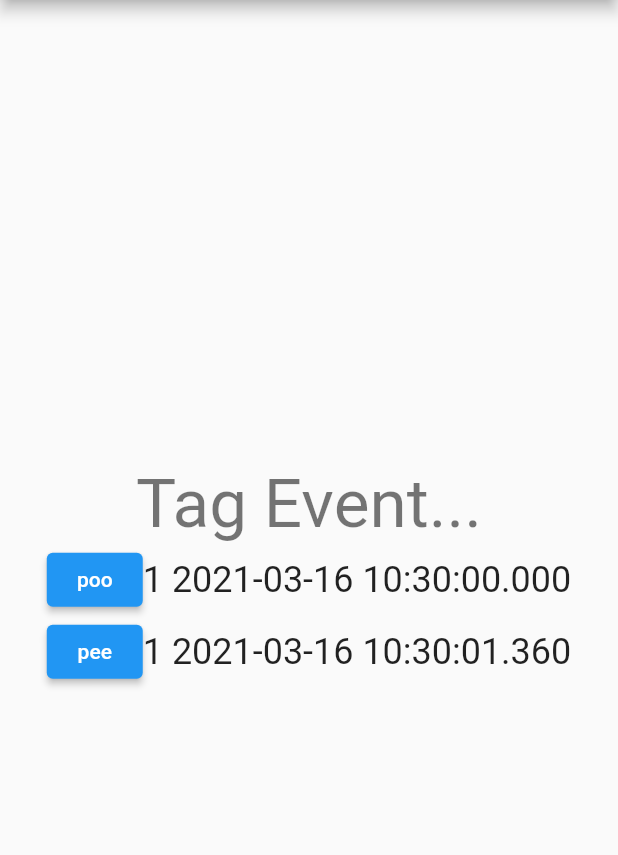
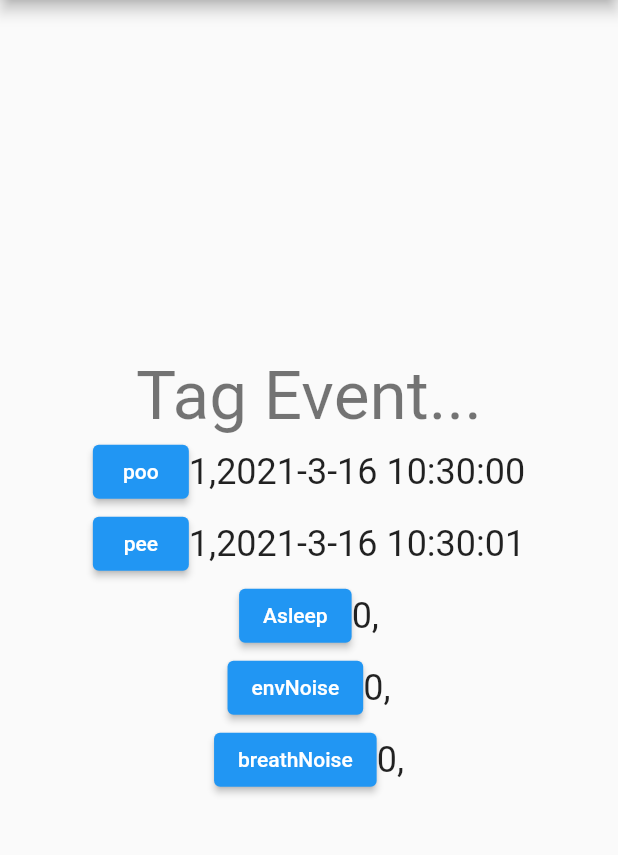
Before and after one commit to grinlensCY/flutter_practice, a Flutter app: the screen it shows after launch, after a tap on "poo", after a tap on "pee", on a phone screen of 412 x 824 dp, the part 84-939 px from its top. Run offline on Flutter 3.47's test engine with Material 2 defaults, Android fonts, the phone set to English and light mode, and no system bars.

Commit message:
more tags and specified dateformat

```diff
--- a/lib/main.dart
+++ b/lib/main.dart
@@ -5,13 +5,11 @@ import 'package:flutter/foundation.dart';
 import 'package:flutter/material.dart';
 import 'package:path_provider/path_provider.dart';
 
+import 'package:intl/intl.dart';
+
+
 void main() {
   runApp(MyApp());
-  // runApp(Center(
-  //   child: Text(
-  //     "Hello SX fff",
-  //     textDirection: TextDirection.ltr,
-  //   )));
 }
 
 class MyApp extends StatelessWidget {
@@ -21,31 +19,30 @@ class MyApp extends StatelessWidget {
     return MaterialApp(
       title: 'Reading and Writing Files',
       theme: ThemeData(
-        // This is the theme of your application.
-        //
-        // Try running your application with "flutter run". You'll see the
-        // application has a blue toolbar. Then, without quitting the app, try
-        // changing the primarySwatch below to Colors.green and then invoke
-        // "hot reload" (press "r" in the console where you ran "flutter run",
-        // or simply save your changes to "hot reload" in a Flutter IDE).
-        // Notice that the counter didn't reset back to zero; the application
-        // is not restarted.
         primarySwatch: Colors.blue,
       ),
       home:FlutterDemo(storage: CounterStorage()),
-      // home: MyHomePage(title: 'Flutter2 Demo Home Page'),
     );
   }
 }
 
+class FlutterDemo extends StatefulWidget {
+  final CounterStorage storage;
+
+  FlutterDemo({Key key, @required this.storage}) : super(key: key);
+
+  @override
+  _FlutterDemoState createState() => _FlutterDemoState();
+}
+
 class _FlutterDemoState extends State<FlutterDemo> {
-  int _counter_poo = 0;
-  int _counter_asleep = 0;
-  int _counter_pee = 0;
-  int _counter_env = 0;
-  int _counter_specialBreathSnd = 0;
-  var _ts_poo;
-  var _ts_pee;
+  var tagEvent = {
+    'poo': {'ts': '', 'counter': 0},
+    'pee': {'ts': '', 'counter': 0},
+    'asleep': {'ts': '', 'counter': 0},
+    'envNoise': {'ts': '', 'counter': 0},
+    'breathNoise': {'ts': '', 'counter': 0}
+  };
   String _tag = '';
 
   // @override
@@ -58,26 +55,14 @@ class _FlutterDemoState extends State<FlutterDemo> {
   //   });
   // }
 
-  Future<File> _tagPoo() {
-    setState(() {
-      _counter_poo++;
-      _ts_poo = DateTime.now();
-      _tag = 'poo,$_counter_poo,$_ts_poo';
-      // print(widget.storage.readCounter());
+  Future<File> _tagging(String typ) {
+    setState((){
+      tagEvent[typ]['ts'] = DateFormat('yyyy-M-d HH:mm:ss').format(DateTime.now());
+      int cnt = tagEvent[typ]['counter'];
+      cnt ++;
+      tagEvent[typ]['counter'] = cnt;
+      _tag = '$typ,${tagEvent[typ]['counter']},${tagEvent[typ]['ts']}';
     });
-
-    // Write the variable as a string to the file.
-    return widget.storage.writeTag(_tag);
-  }
-
-  Future<File> _tagPee() {
-    setState(() {
-      _counter_pee++;
-      _ts_pee = DateTime.now();
-      _tag = 'pee,$_counter_pee,$_ts_pee';
-      // print(widget.storage.readCounter());
-    });
-
     // Write the variable as a string to the file.
     return widget.storage.writeTag(_tag);
   }
@@ -98,12 +83,12 @@ class _FlutterDemoState extends State<FlutterDemo> {
               mainAxisAlignment: MainAxisAlignment.center,
               children: <Widget>[
                 ElevatedButton(
-                    onPressed: _tagPoo,
+                    onPressed: () => _tagging("poo"),
                     child: Text(
                       'poo',
                     )),
                 Text(
-                  '$_counter_poo $_ts_poo',
+                  '${tagEvent['poo']['counter']},${tagEvent['poo']['ts']}',
                   style: Theme.of(context).textTheme.headline5,
                 )
               ],
@@ -112,12 +97,54 @@ class _FlutterDemoState extends State<FlutterDemo> {
               mainAxisAlignment: MainAxisAlignment.center,
               children: <Widget>[
                 ElevatedButton(
-                  onPressed: _tagPee,
+                  onPressed: () => _tagging('pee'),
                   child: Text('pee'),
                   style: TextButton.styleFrom(primary: Colors.white),
                 ),
                 Text(
-                  '$_counter_pee $_ts_pee',
+                  '${tagEvent['pee']['counter']},${tagEvent['pee']['ts']}',
+                  style: Theme.of(context).textTheme.headline5,
+                )
+              ],
+            ),
+            Row(
+              mainAxisAlignment: MainAxisAlignment.center,
+              children: <Widget>[
+                ElevatedButton(
+                  onPressed: () => _tagging('asleep'),
+                  child: Text('Asleep'),
+                  style: TextButton.styleFrom(primary: Colors.white),
+                ),
+                Text(
+                  '${tagEvent['asleep']['counter']},${tagEvent['asleep']['ts']}',
+                  style: Theme.of(context).textTheme.headline5,
+                )
+              ],
+            ),
+            Row(
+              mainAxisAlignment: MainAxisAlignment.center,
+              children: <Widget>[
+                ElevatedButton(
+                  onPressed: () => _tagging('envNoise'),
+                  child: Text('envNoise'),
+                  style: TextButton.styleFrom(primary: Colors.white),
+                ),
+                Text(
+                  '${tagEvent['envNoise']['counter']},${tagEvent['envNoise']['ts']}',
+                  style: Theme.of(context).textTheme.headline5,
+                )
+              ],
+            ),
+            Row(
+              mainAxisAlignment: MainAxisAlignment.center,
+              children: <Widget>[
+                ElevatedButton(
+                  onPressed: () => _tagging('breathNoise'),
+                  child: Text('breathNoise'),
+                  style: TextButton.styleFrom(primary: Colors.white),
+                ),
+                Text(
+                  '${tagEvent['breathNoise']['counter']},${tagEvent['breathNoise']['ts']}',
                   style: Theme.of(context).textTheme.headline5,
                 )
               ],
@@ -133,14 +160,14 @@ class CounterStorage {
   Future<String> get _localPath async {
     // final directory = await getApplicationDocumentsDirectory();
     final directory = await getExternalStorageDirectory();
-    print('get _localPath $directory.path');
+    // print('get _localPath $directory.path');
 
     return directory.path;
   }
 
   Future<File> get _localFile async {
     final path = await _localPath;
-    print('get _localFile $path/counter.txt');
+    // print('get _localFile $path/counter.txt');
     return File('$path/counter.txt');
   }
 
@@ -151,8 +178,7 @@ class CounterStorage {
       // Read the file
       String contents = await file.readAsString();
 
-      print('readCounter() $contents');
-
+      // print('readCounter() $contents');
       return int.parse(contents);
     } catch (e) {
       // If encountering an error, return 0
@@ -162,142 +188,7 @@ class CounterStorage {
 
   Future<File> writeTag(String tag) async {
     final file = await _localFile;
-
     // Write the file
     return file.writeAsString('$tag\n',mode:FileMode.append);
   }
 }
-
-class FlutterDemo extends StatefulWidget {
-  final CounterStorage storage;
-
-  FlutterDemo({Key key, @required this.storage}) : super(key: key);
-
-  @override
-  _FlutterDemoState createState() => _FlutterDemoState();
-}
-
-// class MyHomePage extends StatefulWidget {
-//   MyHomePage({Key key, this.title}) : super(key: key);
-//
-//   // This widget is the home page of your application. It is stateful, meaning
-//   // that it has a State object (defined below) that contains fields that affect
-//   // how it looks.
-//
-//   // This class is the configuration for the state. It holds the values (in this
-//   // case the title) provided by the parent (in this case the App widget) and
-//   // used by the build method of the State. Fields in a Widget subclass are
-//   // always marked "final".
-//
-//   final String title;
-//
-//   @override
-//   _MyHomePageState createState() => _MyHomePageState();
-// }
-
-// class _MyHomePageState extends State<MyHomePage> {
-//   int _counter1 = 0;
-//   int _counter2 = 0;
-//   var _now1 = DateTime.now();
-//   var _now2 = DateTime.now();
-//
-//   void _incrementCounter1() {
-//     setState(() {
-//       // This call to setState tells the Flutter framework that something has
-//       // changed in this State, which causes it to rerun the build method below
-//       // so that the display can reflect the updated values. If we changed
-//       // _counter without calling setState(), then the build method would not be
-//       // called again, and so nothing would appear to happen.
-//      _counter1++;
-//      _now1 = DateTime.now();
-//     });
-//   }
-//
-//   void _incrementCounter2() {
-//     setState(() {
-//       // This call to setState tells the Flutter framework that something has
-//       // changed in this State, which causes it to rerun the build method below
-//       // so that the display can reflect the updated values. If we changed
-//       // _counter without calling setState(), then the build method would not be
-//       // called again, and so nothing would appear to happen.
-//       _counter2++;
-//       _now2 = DateTime.now();
-//     });
-//   }
-//
-//   @override
-//   Widget build(BuildContext context) {
-//     // This method is rerun every time setState is called, for instance as done
-//     // by the _incrementCounter method above.
-//     //
-//     // The Flutter framework has been optimized to make rerunning build methods
-//     // fast, so that you can just rebuild anything that needs updating rather
-//     // than having to individually change instances of widgets.
-//     return Scaffold(
-//       appBar: AppBar(
-//         // Here we take the value from the MyHomePage object that was created by
-//         // the App.build method, and use it to set our appbar title.
-//         title: Text(widget.title),
-//       ),
-//       body: Center(
-//         // Center is a layout widget. It takes a single child and positions it
-//         // in the middle of the parent.
-//         child: Column(
-//           // Column is also a layout widget. It takes a list of children and
-//           // arranges them vertically. By default, it sizes itself to fit its
-//           // children horizontally, and tries to be as tall as its parent.
-//           //
-//           // Invoke "debug painting" (press "p" in the console, choose the
-//           // "Toggle Debug Paint" action from the Flutter Inspector in Android
-//           // Studio, or the "Toggle Debug Paint" command in Visual Studio Code)
-//           // to see the wireframe for each widget.
-//           //
-//           // Column has various properties to control how it sizes itself and
-//           // how it positions its children. Here we use mainAxisAlignment to
-//           // center the children vertically; the main axis here is the vertical
-//           // axis because Columns are vertical (the cross axis would be
-//           // horizontal).
-//           mainAxisAlignment: MainAxisAlignment.center,
-//           children: <Widget>[
-//             Text(
-//               'You have on pushed the button this many times:',
-//             ),
-//             Row(
-//               mainAxisAlignment: MainAxisAlignment.center,
-//               children: <Widget>[
-//                 ElevatedButton(
-//                     onPressed: _incrementCounter1,
-//                     child: Text(
-//                       'poo',
-//                     )),
-//                 Text(
-//                   '$_counter1 $_now1',
-//                   // style: Theme.of(context).textTheme.headline5,
-//                 )
-//               ],
-//             ),
-//             Row(
-//               mainAxisAlignment: MainAxisAlignment.center,
-//               children: <Widget>[
-//                 ElevatedButton(
-//                     onPressed: _incrementCounter2,
-//                     child: Text('pee'),
-//                     style: TextButton.styleFrom(primary: Colors.white),
-//                 ),
-//                 Text(
-//                   '$_counter2 $_now2',
-//                   style: Theme.of(context).textTheme.headline5,
-//                 )
-//               ],
-//             )
-//           ],
-//         ),
-//       ),
-//       floatingActionButton: FloatingActionButton(
-//         onPressed: _incrementCounter1,
-//         tooltip: 'Increment',
-//         child: Icon(Icons.favorite),
-//       )
-//     );
-//   }
-// }
--- a/pubspec.yaml
+++ b/pubspec.yaml
@@ -24,6 +24,7 @@ dependencies:
   flutter:
     sdk: flutter
   path_provider: ^2.0.1
+  intl: ^0.17.0
 
 
   # The following adds the Cupertino Icons font to your application.
```
